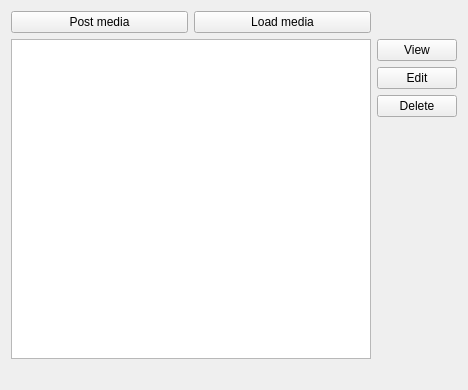
Huy-Nguyen-HCI/RocketBook, file gui/displaymultimediagui.ui: the form before one commit.
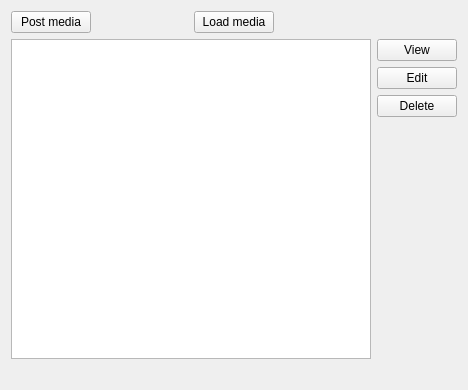
The form after the commit.

```diff
--- a/gui/displaymultimediagui.ui
+++ b/gui/displaymultimediagui.ui
@@ -16,14 +16,14 @@
   <layout class="QGridLayout" name="gridLayout_2">
    <item row="0" column="0">
     <layout class="QGridLayout" name="gridLayout">
-     <item row="0" column="0">
+     <item row="0" column="0" alignment="Qt::AlignLeft">
       <widget class="QPushButton" name="postButton">
        <property name="text">
         <string>Post media</string>
        </property>
       </widget>
      </item>
-     <item row="0" column="1">
+     <item row="0" column="1" alignment="Qt::AlignLeft">
       <widget class="QPushButton" name="loadButton">
        <property name="text">
         <string>Load media</string>
```
